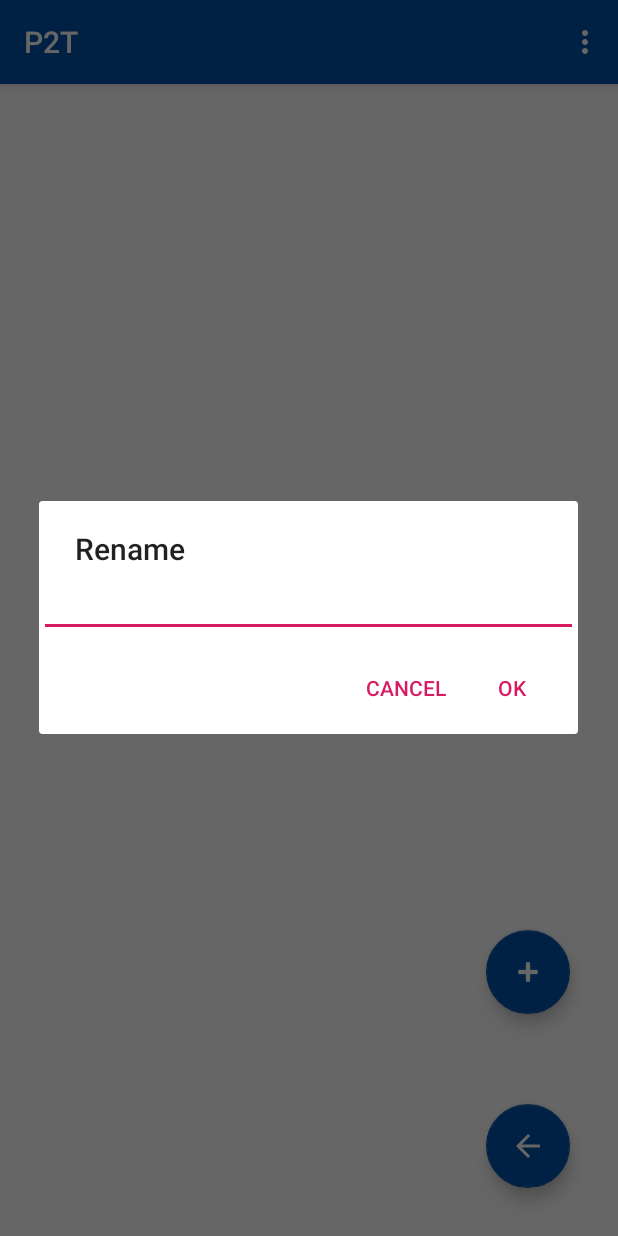
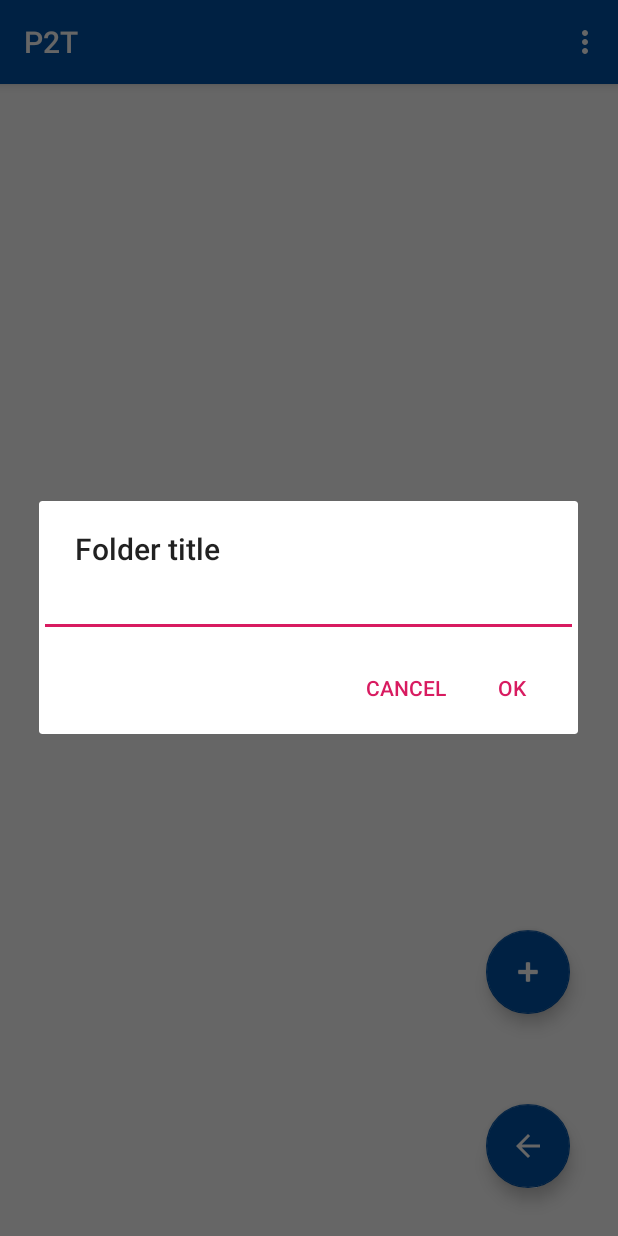
Before and after one commit to brimoo/P2T, an Android app: the FileBrowserActivity screen opened directly, with no data from a screen before it, after a tap on an icon or button, on a phone screen of 412 x 824 dp. Run offline under Robolectric (Android 15) with nearby library versions, the phone set to English and light mode, and no system bars.

Commit message:
Minor typo fix

```diff
--- a/app/src/main/java/com/p2t/p2t/FileBrowserActivity.java
+++ b/app/src/main/java/com/p2t/p2t/FileBrowserActivity.java
@@ -346,7 +346,7 @@ public class FileBrowserActivity extends AppCompatActivity
     private void renameAlert(final File file) {
         AlertDialog.Builder alert = new AlertDialog.Builder(this);
 
-        alert.setTitle("Title");
+        alert.setTitle("Rename");
 
         // Set an EditText view to get user input
         final EditText input = new EditText(this);
@@ -432,7 +432,7 @@ public class FileBrowserActivity extends AppCompatActivity
     private void newFolderAlert() {
         AlertDialog.Builder alert = new AlertDialog.Builder(this);
 
-        alert.setTitle("Rename");
+        alert.setTitle("Folder title");
 
         // Set an EditText view to get user input
         final EditText input = new EditText(this);
```
